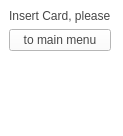
Above: bankautomat/mainwindow.ui from bank-2022/group11 before the change. Below: the same form after it.
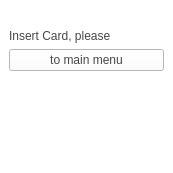
That is the form after the change.

```diff
--- a/bankautomat/mainwindow.ui
+++ b/bankautomat/mainwindow.ui
@@ -6,8 +6,8 @@
    <rect>
     <x>0</x>
     <y>0</y>
-    <width>123</width>
-    <height>136</height>
+    <width>173</width>
+    <height>173</height>
    </rect>
   </property>
   <property name="windowTitle">
@@ -19,8 +19,15 @@
   </property>
   <widget class="QWidget" name="centralwidget">
    <layout class="QFormLayout" name="formLayout">
-    <item row="0" column="0">
+    <item row="0" column="0" colspan="2">
      <layout class="QVBoxLayout" name="verticalLayout">
+      <item>
+       <widget class="QLabel" name="warningLabel">
+        <property name="text">
+         <string/>
+        </property>
+       </widget>
+      </item>
       <item>
        <widget class="QLabel" name="label">
         <property name="text">
```
Left out of the diff: 2 changed lines with no effect on the pictures.
